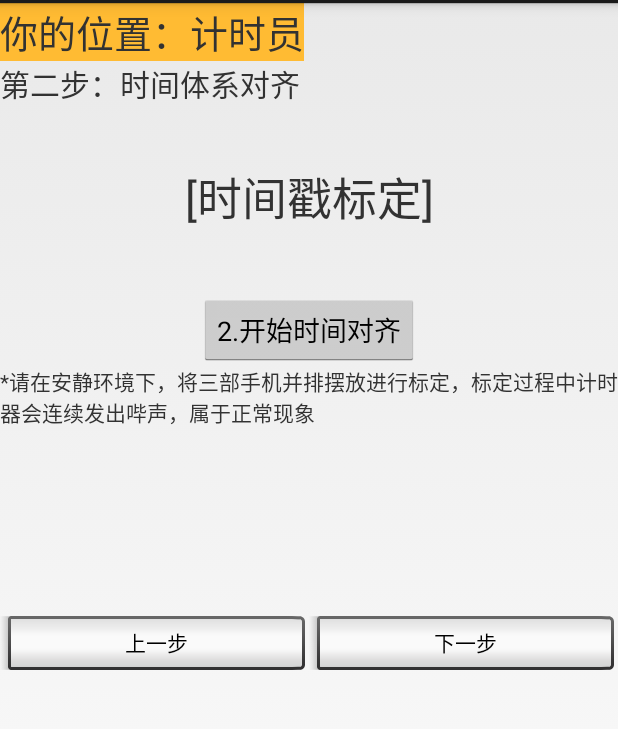
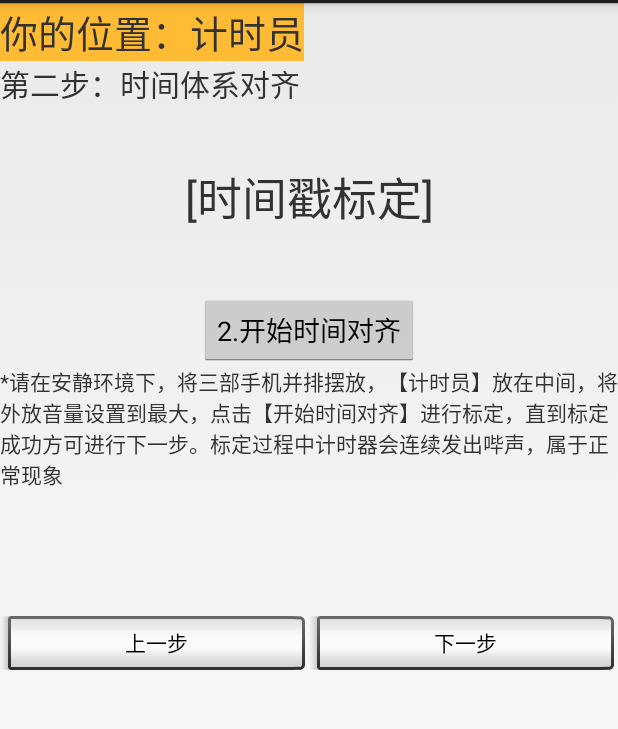
Before and after one commit to rongjx3/TCP-Time-demo, an Android app: the FuncTcpServer_2_beep screen opened directly, with no data from a screen before it, on a phone screen of 412 x 824 dp, the part 69-798 px from its top. Run offline under Robolectric (Android 15) with nearby library versions, the phone set to English and light mode, and no system bars.

Commit message:
more tips

```diff
--- a/app/src/main/java/jason/tcpdemo/funcs/FuncTcpServer_3.java
+++ b/app/src/main/java/jason/tcpdemo/funcs/FuncTcpServer_3.java
@@ -426,7 +426,7 @@ public class FuncTcpServer_3 extends Activity {
                     {
                         Message msgloss = Message.obtain();
                         msgloss.what = 1;
-                        msgloss.obj = "炮位1心跳超时，建议重启！";
+                        msgloss.obj = "炮位1心跳超时，请重启！为保证时间体系能对齐，请退回到第二步，重新进行时间体系对齐。";
                         myHandler.sendMessage(msgloss);
                         //Toast toast=Toast.makeText(FuncTcpServer_3.this, "炮位1心跳超时，建议重启！", Toast.LENGTH_SHORT);
                         //toast.show();
@@ -442,7 +442,7 @@ public class FuncTcpServer_3 extends Activity {
                     {
                         Message msgloss = Message.obtain();
                         msgloss.what = 1;
-                        msgloss.obj = "炮位2心跳超时，建议重启！";
+                        msgloss.obj = "炮位2心跳超时，请重启！为保证时间体系能对齐，请退回到第二步，重新进行时间体系对齐。";
                         myHandler.sendMessage(msgloss);
                         //Toast toast=Toast.makeText(FuncTcpServer_3.this, "炮位2心跳超时，建议重启！", Toast.LENGTH_SHORT);
                         //toast.show();
--- a/app/src/main/res/layout/tcp_server_2_beep.xml
+++ b/app/src/main/res/layout/tcp_server_2_beep.xml
@@ -64,7 +64,7 @@
             android:layout_weight="1"
             android:layout_gravity="center"
             android:gravity="left"
-            android:text="*请在安静环境下，将三部手机并排摆放进行标定，标定过程中计时器会连续发出哔声，属于正常现象"/>
+            android:text="*请在安静环境下，将三部手机并排摆放，【计时员】放在中间，将外放音量设置到最大，点击【开始时间对齐】进行标定，直到标定成功方可进行下一步。标定过程中计时器会连续发出哔声，属于正常现象"/>
 
     </LinearLayout>
     <LinearLayout
```
